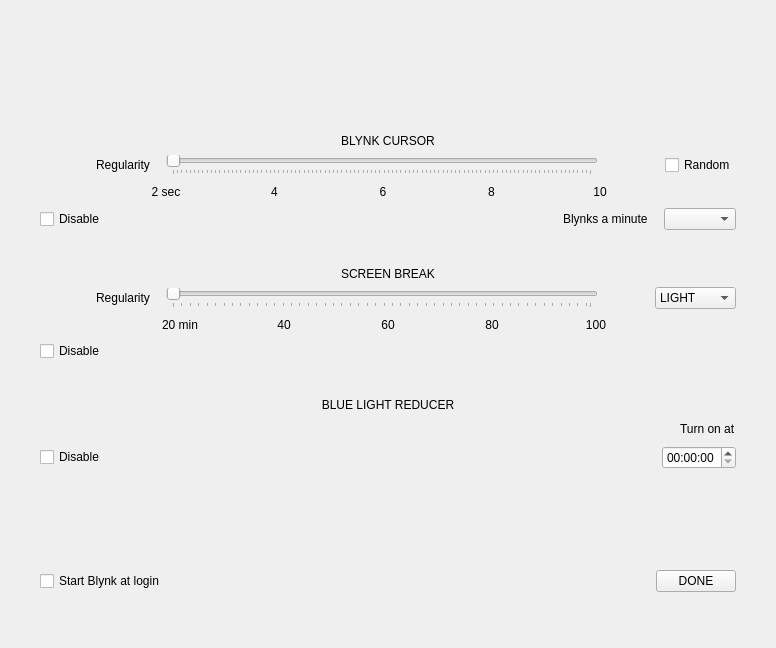
flegall2014/Blynk, file blynk/blynkwindow.ui: the form before one commit.
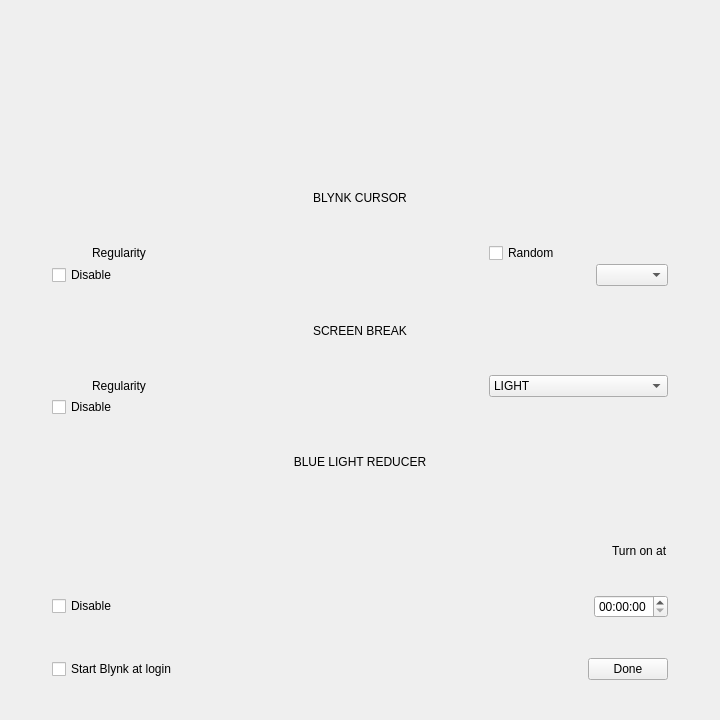
The form after the commit. Icons and pictures are not drawn. Custom widgets are drawn as their Qt base class.

The edit to the form file:
```diff
--- a/blynk/blynkwindow.ui
+++ b/blynk/blynkwindow.ui
@@ -6,20 +6,20 @@
    <rect>
     <x>0</x>
     <y>0</y>
-    <width>776</width>
-    <height>648</height>
+    <width>720</width>
+    <height>720</height>
    </rect>
   </property>
   <property name="minimumSize">
    <size>
-    <width>776</width>
-    <height>648</height>
+    <width>720</width>
+    <height>720</height>
    </size>
   </property>
   <property name="maximumSize">
    <size>
-    <width>776</width>
-    <height>648</height>
+    <width>720</width>
+    <height>720</height>
    </size>
   </property>
   <property name="windowTitle">
@@ -27,57 +27,27 @@
   </property>
   <layout class="QGridLayout" name="gridLayout">
    <property name="leftMargin">
-    <number>32</number>
+    <number>40</number>
    </property>
    <property name="topMargin">
     <number>64</number>
    </property>
    <property name="rightMargin">
-    <number>32</number>
+    <number>40</number>
    </property>
    <property name="bottomMargin">
-    <number>32</number>
+    <number>40</number>
    </property>
-   <property name="horizontalSpacing">
-    <number>32</number>
+   <property name="verticalSpacing">
+    <number>0</number>
    </property>
-   <item row="0" column="0">
-    <layout class="QVBoxLayout" name="verticalLayout_9">
-     <item>
-      <layout class="QHBoxLayout" name="horizontalLayout_16">
-       <item>
-        <widget class="ImageWidget" name="wLogoArea" native="true">
-         <property name="minimumSize">
-          <size>
-           <width>700</width>
-           <height>64</height>
-          </size>
-         </property>
-         <property name="maximumSize">
-          <size>
-           <width>700</width>
-           <height>64</height>
-          </size>
-         </property>
-         <property name="styleSheet">
-          <string notr="true"/>
-         </property>
-        </widget>
-       </item>
-      </layout>
-     </item>
-    </layout>
-   </item>
-   <item row="7" column="0">
-    <layout class="QHBoxLayout" name="horizontalLayout_20">
-     <property name="spacing">
-      <number>16</number>
-     </property>
+   <item row="5" column="0">
+    <layout class="QHBoxLayout" name="horizontalLayout_4">
      <property name="leftMargin">
-      <number>8</number>
+      <number>12</number>
      </property>
      <property name="rightMargin">
-      <number>8</number>
+      <number>12</number>
      </property>
      <item>
       <widget class="QPushButton" name="wScreenBreakHelp">
@@ -96,8 +66,8 @@
        </property>
        <property name="iconSize">
         <size>
-         <width>24</width>
-         <height>24</height>
+         <width>32</width>
+         <height>32</height>
         </size>
        </property>
        <property name="flat">
@@ -106,34 +76,19 @@
       </widget>
      </item>
      <item>
-      <widget class="QLabel" name="label_6">
+      <widget class="QLabel" name="label_4">
        <property name="text">
         <string>Regularity</string>
        </property>
       </widget>
      </item>
      <item>
-      <widget class="QSlider" name="wScreenBreakSlider">
-       <property name="minimumSize">
-        <size>
-         <width>432</width>
-         <height>0</height>
-        </size>
-       </property>
-       <property name="maximumSize">
-        <size>
-         <width>432</width>
-         <height>16777215</height>
-        </size>
-       </property>
-       <property name="orientation">
-        <enum>Qt::Horizontal</enum>
-       </property>
-       <property name="tickPosition">
-        <enum>QSlider::TicksBelow</enum>
-       </property>
-       <property name="tickInterval">
-        <number>2</number>
+      <widget class="Slider" name="wScreenBreakSlider" native="true">
+       <property name="sizePolicy">
+        <sizepolicy hsizetype="Preferred" vsizetype="Preferred">
+         <horstretch>0</horstretch>
+         <verstretch>0</verstretch>
+        </sizepolicy>
        </property>
       </widget>
      </item>
@@ -154,8 +109,8 @@
        </property>
        <property name="iconSize">
         <size>
-         <width>24</width>
-         <height>24</height>
+         <width>32</width>
+         <height>32</height>
         </size>
        </property>
        <property name="flat">
@@ -165,18 +120,6 @@
      </item>
      <item>
       <widget class="QComboBox" name="wScreenBreakStrengthCombo">
-       <property name="minimumSize">
-        <size>
-         <width>0</width>
-         <height>0</height>
-        </size>
-       </property>
-       <property name="maximumSize">
-        <size>
-         <width>16777215</width>
-         <height>16777215</height>
-        </size>
-       </property>
        <item>
         <property name="text">
          <string>LIGHT</string>
@@ -196,22 +139,64 @@
      </item>
     </layout>
    </item>
+   <item row="11" column="0">
+    <layout class="QHBoxLayout" name="horizontalLayout_12">
+     <property name="leftMargin">
+      <number>12</number>
+     </property>
+     <property name="rightMargin">
+      <number>12</number>
+     </property>
+     <item>
+      <widget class="QCheckBox" name="wStartBlynkAtLoginCheckBox">
+       <property name="text">
+        <string>Start Blynk at login</string>
+       </property>
+      </widget>
+     </item>
+     <item>
+      <spacer name="horizontalSpacer_4">
+       <property name="orientation">
+        <enum>Qt::Horizontal</enum>
+       </property>
+       <property name="sizeHint" stdset="0">
+        <size>
+         <width>40</width>
+         <height>20</height>
+        </size>
+       </property>
+      </spacer>
+     </item>
+     <item>
+      <widget class="QPushButton" name="wDoneButton">
+       <property name="text">
+        <string>Done</string>
+       </property>
+      </widget>
+     </item>
+    </layout>
+   </item>
+   <item row="1" column="0">
+    <layout class="QHBoxLayout" name="horizontalLayout_8">
+     <item>
+      <widget class="QLabel" name="wBlynkCursorLabel">
+       <property name="text">
+        <string>BLYNK CURSOR</string>
+       </property>
+       <property name="alignment">
+        <set>Qt::AlignCenter</set>
+       </property>
+      </widget>
+     </item>
+    </layout>
+   </item>
    <item row="2" column="0">
-    <layout class="QHBoxLayout" name="horizontalLayout_18">
-     <property name="spacing">
-      <number>16</number>
-     </property>
+    <layout class="QHBoxLayout" name="horizontalLayout_7">
      <property name="leftMargin">
-      <number>8</number>
-     </property>
-     <property name="topMargin">
-      <number>0</number>
+      <number>12</number>
      </property>
      <property name="rightMargin">
-      <number>8</number>
-     </property>
-     <property name="bottomMargin">
-      <number>0</number>
+      <number>12</number>
      </property>
      <item>
       <widget class="QPushButton" name="wBlynkCursorHelp">
@@ -230,8 +215,8 @@
        </property>
        <property name="iconSize">
         <size>
-         <width>24</width>
-         <height>24</height>
+         <width>32</width>
+         <height>32</height>
         </size>
        </property>
        <property name="flat">
@@ -240,39 +225,14 @@
       </widget>
      </item>
      <item>
-      <widget class="QLabel" name="label_4">
+      <widget class="QLabel" name="label">
        <property name="text">
         <string>Regularity</string>
        </property>
       </widget>
      </item>
      <item>
-      <widget class="QSlider" name="wBlynkRegularitySlider">
-       <property name="minimumSize">
-        <size>
-         <width>432</width>
-         <height>0</height>
-        </size>
-       </property>
-       <property name="maximumSize">
-        <size>
-         <width>432</width>
-         <height>16777215</height>
-        </size>
-       </property>
-       <property name="pageStep">
-        <number>1</number>
-       </property>
-       <property name="orientation">
-        <enum>Qt::Horizontal</enum>
-       </property>
-       <property name="tickPosition">
-        <enum>QSlider::TicksBelow</enum>
-       </property>
-       <property name="tickInterval">
-        <number>1</number>
-       </property>
-      </widget>
+      <widget class="Slider" name="wBlynkRegularitySlider" native="true"/>
      </item>
      <item>
       <widget class="QPushButton" name="wBlynkCursorRandomHelp">
@@ -291,8 +251,8 @@
        </property>
        <property name="iconSize">
         <size>
-         <width>24</width>
-         <height>24</height>
+         <width>32</width>
+         <height>32</height>
         </size>
        </property>
        <property name="flat">
@@ -309,8 +269,8 @@
      </item>
     </layout>
    </item>
-   <item row="11" column="0">
-    <layout class="QHBoxLayout" name="horizontalLayout_21">
+   <item row="7" column="0">
+    <layout class="QHBoxLayout" name="horizontalLayout_9">
      <item>
       <widget class="QLabel" name="wBlueLightReducerLabel">
        <property name="text">
@@ -323,199 +283,13 @@
      </item>
     </layout>
    </item>
-   <item row="13" column="0">
-    <layout class="QHBoxLayout" name="horizontalLayout_22">
-     <property name="sizeConstraint">
-      <enum>QLayout::SetDefaultConstraint</enum>
-     </property>
-     <property name="leftMargin">
-      <number>8</number>
-     </property>
-     <property name="topMargin">
-      <number>0</number>
-     </property>
-     <property name="rightMargin">
-      <number>8</number>
-     </property>
-     <item>
-      <widget class="QCheckBox" name="wBlueLightReducerEnabled">
-       <property name="text">
-        <string>Disable</string>
-       </property>
-      </widget>
-     </item>
-     <item>
-      <spacer name="horizontalSpacer_2">
-       <property name="orientation">
-        <enum>Qt::Horizontal</enum>
-       </property>
-       <property name="sizeHint" stdset="0">
-        <size>
-         <width>40</width>
-         <height>20</height>
-        </size>
-       </property>
-      </spacer>
-     </item>
-     <item>
-      <widget class="QTimeEdit" name="wStartTimeEdit"/>
-     </item>
-    </layout>
-   </item>
-   <item row="16" column="0">
-    <spacer name="verticalSpacer">
-     <property name="orientation">
-      <enum>Qt::Vertical</enum>
-     </property>
-     <property name="sizeType">
-      <enum>QSizePolicy::Fixed</enum>
-     </property>
-     <property name="sizeHint" stdset="0">
-      <size>
-       <width>20</width>
-       <height>24</height>
-      </size>
-     </property>
-    </spacer>
-   </item>
    <item row="3" column="0">
-    <layout class="QHBoxLayout" name="horizontalLayout_4">
-     <item>
-      <spacer name="horizontalSpacer_5">
-       <property name="orientation">
-        <enum>Qt::Horizontal</enum>
-       </property>
-       <property name="sizeType">
-        <enum>QSizePolicy::Fixed</enum>
-       </property>
-       <property name="sizeHint" stdset="0">
-        <size>
-         <width>80</width>
-         <height>20</height>
-        </size>
-       </property>
-      </spacer>
-     </item>
-     <item>
-      <widget class="QLabel" name="label_9">
-       <property name="text">
-        <string>2 sec</string>
-       </property>
-       <property name="alignment">
-        <set>Qt::AlignCenter</set>
-       </property>
-      </widget>
-     </item>
-     <item>
-      <widget class="QLabel" name="label_8">
-       <property name="text">
-        <string>4</string>
-       </property>
-       <property name="alignment">
-        <set>Qt::AlignCenter</set>
-       </property>
-      </widget>
-     </item>
-     <item>
-      <widget class="QLabel" name="label_3">
-       <property name="text">
-        <string>6</string>
-       </property>
-       <property name="alignment">
-        <set>Qt::AlignCenter</set>
-       </property>
-      </widget>
-     </item>
-     <item>
-      <widget class="QLabel" name="label_2">
-       <property name="text">
-        <string>8</string>
-       </property>
-       <property name="alignment">
-        <set>Qt::AlignCenter</set>
-       </property>
-      </widget>
-     </item>
-     <item>
-      <widget class="QLabel" name="label">
-       <property name="text">
-        <string>10</string>
-       </property>
-       <property name="alignment">
-        <set>Qt::AlignCenter</set>
-       </property>
-      </widget>
-     </item>
-     <item>
-      <spacer name="horizontalSpacer_6">
-       <property name="orientation">
-        <enum>Qt::Horizontal</enum>
-       </property>
-       <property name="sizeType">
-        <enum>QSizePolicy::Fixed</enum>
-       </property>
-       <property name="sizeHint" stdset="0">
-        <size>
-         <width>90</width>
-         <height>20</height>
-        </size>
-       </property>
-      </spacer>
-     </item>
-    </layout>
-   </item>
-   <item row="6" column="0">
-    <layout class="QHBoxLayout" name="horizontalLayout_19">
-     <item>
-      <widget class="QLabel" name="wScreenBreakLabel">
-       <property name="text">
-        <string>SCREEN BREAK</string>
-       </property>
-       <property name="alignment">
-        <set>Qt::AlignCenter</set>
-       </property>
-      </widget>
-     </item>
-    </layout>
-   </item>
-   <item row="1" column="0">
-    <layout class="QHBoxLayout" name="horizontalLayout_17">
-     <item>
-      <widget class="QLabel" name="wBlynkCursorLabel">
-       <property name="text">
-        <string>BLYNK CURSOR</string>
-       </property>
-       <property name="alignment">
-        <set>Qt::AlignCenter</set>
-       </property>
-      </widget>
-     </item>
-    </layout>
-   </item>
-   <item row="9" column="0">
-    <layout class="QHBoxLayout" name="horizontalLayout_26">
+    <layout class="QHBoxLayout" name="horizontalLayout_6">
      <property name="leftMargin">
-      <number>8</number>
+      <number>12</number>
      </property>
      <property name="rightMargin">
-      <number>8</number>
-     </property>
-     <item>
-      <widget class="QCheckBox" name="wScreenBreakEnabled">
-       <property name="text">
-        <string>Disable</string>
-       </property>
-      </widget>
-     </item>
-    </layout>
-   </item>
-   <item row="4" column="0">
-    <layout class="QHBoxLayout" name="horizontalLayout_25">
-     <property name="leftMargin">
-      <number>8</number>
-     </property>
-     <property name="rightMargin">
-      <number>8</number>
+      <number>12</number>
      </property>
      <item>
       <widget class="QCheckBox" name="wBlynkCursorEnabled">
@@ -537,63 +311,18 @@
        </property>
       </spacer>
      </item>
-     <item>
-      <widget class="QLabel" name="label_5">
-       <property name="text">
-        <string>Blynks a minute</string>
-       </property>
-      </widget>
-     </item>
-     <item>
-      <spacer name="horizontalSpacer_4">
-       <property name="orientation">
-        <enum>Qt::Horizontal</enum>
-       </property>
-       <property name="sizeType">
-        <enum>QSizePolicy::Fixed</enum>
-       </property>
-       <property name="sizeHint" stdset="0">
-        <size>
-         <width>16</width>
-         <height>20</height>
-        </size>
-       </property>
-      </spacer>
-     </item>
      <item>
       <widget class="QComboBox" name="wBlynkPerMinuteValues"/>
      </item>
     </layout>
    </item>
-   <item row="10" column="0">
-    <spacer name="verticalSpacer_3">
-     <property name="orientation">
-      <enum>Qt::Vertical</enum>
-     </property>
-     <property name="sizeType">
-      <enum>QSizePolicy::Maximum</enum>
-     </property>
-     <property name="sizeHint" stdset="0">
-      <size>
-       <width>20</width>
-       <height>32</height>
-      </size>
-     </property>
-    </spacer>
-   </item>
-   <item row="12" column="0">
-    <layout class="QHBoxLayout" name="horizontalLayout_30">
-     <property name="spacing">
-      <number>16</number>
-     </property>
-     <property name="sizeConstraint">
-      <enum>QLayout::SetDefaultConstraint</enum>
-     </property>
+   <item row="8" column="0">
+    <layout class="QHBoxLayout" name="horizontalLayout_10">
      <property name="leftMargin">
-      <number>8</number>
+      <number>12</number>
      </property>
      <property name="rightMargin">
-      <number>8</number>
+      <number>12</number>
      </property>
      <item>
       <widget class="QPushButton" name="wBlueLightReducerHelp">
@@ -612,8 +341,8 @@
        </property>
        <property name="iconSize">
         <size>
-         <width>24</width>
-         <height>24</height>
+         <width>32</width>
+         <height>32</height>
         </size>
        </property>
        <property name="flat">
@@ -624,26 +353,11 @@
      <item>
       <widget class="BlueLightReducerSlider" name="wBlueLightReducerSlider" native="true">
        <property name="sizePolicy">
-        <sizepolicy hsizetype="Expanding" vsizetype="Fixed">
+        <sizepolicy hsizetype="Expanding" vsizetype="Preferred">
          <horstretch>0</horstretch>
          <verstretch>0</verstretch>
         </sizepolicy>
        </property>
-       <property name="minimumSize">
-        <size>
-         <width>520</width>
-         <height>0</height>
-        </size>
-       </property>
-       <property name="maximumSize">
-        <size>
-         <width>528</width>
-         <height>16777215</height>
-        </size>
-       </property>
-       <property name="maximum" stdset="0">
-        <number>2</number>
-       </property>
       </widget>
      </item>
      <item>
@@ -663,8 +377,8 @@
        </property>
        <property name="iconSize">
         <size>
-         <width>24</width>
-         <height>24</height>
+         <width>32</width>
+         <height>32</height>
         </size>
        </property>
        <property name="flat">
@@ -673,19 +387,7 @@
       </widget>
      </item>
      <item>
-      <widget class="QLabel" name="label_7">
-       <property name="minimumSize">
-        <size>
-         <width>0</width>
-         <height>0</height>
-        </size>
-       </property>
-       <property name="maximumSize">
-        <size>
-         <width>16777215</width>
-         <height>16777215</height>
-        </size>
-       </property>
+      <widget class="QLabel" name="label_6">
        <property name="text">
         <string>Turn on at</string>
        </property>
@@ -693,123 +395,18 @@
      </item>
     </layout>
    </item>
-   <item row="8" column="0">
-    <layout class="QHBoxLayout" name="horizontalLayout_5">
-     <item>
-      <spacer name="horizontalSpacer_7">
-       <property name="orientation">
-        <enum>Qt::Horizontal</enum>
-       </property>
-       <property name="sizeType">
-        <enum>QSizePolicy::Fixed</enum>
-       </property>
-       <property name="sizeHint" stdset="0">
-        <size>
-         <width>96</width>
-         <height>20</height>
-        </size>
-       </property>
-      </spacer>
-     </item>
-     <item>
-      <widget class="QLabel" name="label_14">
-       <property name="text">
-        <string>20 min</string>
-       </property>
-       <property name="alignment">
-        <set>Qt::AlignCenter</set>
-       </property>
-      </widget>
-     </item>
-     <item>
-      <widget class="QLabel" name="label_13">
-       <property name="text">
-        <string>40</string>
-       </property>
-       <property name="alignment">
-        <set>Qt::AlignCenter</set>
-       </property>
-      </widget>
-     </item>
-     <item>
-      <widget class="QLabel" name="label_12">
-       <property name="text">
-        <string>60</string>
-       </property>
-       <property name="alignment">
-        <set>Qt::AlignCenter</set>
-       </property>
-      </widget>
-     </item>
-     <item>
-      <widget class="QLabel" name="label_11">
-       <property name="text">
-        <string>80</string>
-       </property>
-       <property name="alignment">
-        <set>Qt::AlignCenter</set>
-       </property>
-      </widget>
-     </item>
-     <item>
-      <widget class="QLabel" name="label_10">
-       <property name="text">
-        <string>100</string>
-       </property>
-       <property name="alignment">
-        <set>Qt::AlignCenter</set>
-       </property>
-      </widget>
-     </item>
-     <item>
-      <spacer name="horizontalSpacer_8">
-       <property name="orientation">
-        <enum>Qt::Horizontal</enum>
-       </property>
-       <property name="sizeType">
-        <enum>QSizePolicy::Fixed</enum>
-       </property>
-       <property name="sizeHint" stdset="0">
-        <size>
-         <width>96</width>
-         <height>20</height>
-        </size>
-       </property>
-      </spacer>
-     </item>
-    </layout>
-   </item>
-   <item row="5" column="0">
-    <spacer name="verticalSpacer_4">
-     <property name="orientation">
-      <enum>Qt::Vertical</enum>
-     </property>
-     <property name="sizeType">
-      <enum>QSizePolicy::Maximum</enum>
-     </property>
-     <property name="sizeHint" stdset="0">
-      <size>
-       <width>20</width>
-       <height>32</height>
-      </size>
-     </property>
-    </spacer>
-   </item>
-   <item row="15" column="0">
-    <layout class="QHBoxLayout" name="horizontalLayout_23">
-     <property name="spacing">
-      <number>16</number>
-     </property>
+   <item row="9" column="0">
+    <layout class="QHBoxLayout" name="horizontalLayout_11">
      <property name="leftMargin">
-      <number>8</number>
+      <number>12</number>
      </property>
      <property name="rightMargin">
-      <number>8</number>
+      <number>12</number>
      </property>
      <item>
-      <widget class="QCheckBox" name="wStartBlynkAtLoginCheckBox">
+      <widget class="QCheckBox" name="wBlueLightReducerEnabled">
        <property name="text">
-        <string>Start Blynk at login</string>
+        <string>Disable</string>
        </property>
       </widget>
      </item>
@@ -827,26 +424,77 @@
       </spacer>
      </item>
      <item>
-      <widget class="QPushButton" name="wDoneButton">
+      <widget class="QTimeEdit" name="wStartTimeEdit"/>
+     </item>
+    </layout>
+   </item>
+   <item row="6" column="0">
+    <layout class="QHBoxLayout" name="horizontalLayout_3">
+     <property name="leftMargin">
+      <number>12</number>
+     </property>
+     <property name="rightMargin">
+      <number>12</number>
+     </property>
+     <item>
+      <widget class="QCheckBox" name="wScreenBreakEnabled">
        <property name="text">
-        <string>DONE</string>
+        <string>Disable</string>
        </property>
       </widget>
      </item>
+     <item>
+      <spacer name="horizontalSpacer_2">
+       <property name="orientation">
+        <enum>Qt::Horizontal</enum>
+       </property>
+       <property name="sizeHint" stdset="0">
+        <size>
+         <width>40</width>
+         <height>20</height>
+        </size>
+       </property>
+      </spacer>
+     </item>
     </layout>
    </item>
-   <item row="14" column="0">
-    <spacer name="verticalSpacer_2">
+   <item row="0" column="0">
+    <layout class="QVBoxLayout" name="verticalLayout">
+     <item>
+      <layout class="QHBoxLayout" name="horizontalLayout_2">
+       <item>
+        <widget class="ImageWidget" name="wLogoArea" native="true"/>
+       </item>
+      </layout>
+     </item>
+    </layout>
+   </item>
+   <item row="4" column="0">
+    <layout class="QHBoxLayout" name="horizontalLayout_5">
+     <item>
+      <widget class="QLabel" name="wScreenBreakLabel">
+       <property name="text">
+        <string>SCREEN BREAK</string>
+       </property>
+       <property name="alignment">
+        <set>Qt::AlignCenter</set>
+       </property>
+      </widget>
+     </item>
+    </layout>
+   </item>
+   <item row="10" column="0">
+    <spacer name="verticalSpacer">
      <property name="orientation">
       <enum>Qt::Vertical</enum>
      </property>
      <property name="sizeType">
-      <enum>QSizePolicy::Maximum</enum>
+      <enum>QSizePolicy::Fixed</enum>
      </property>
      <property name="sizeHint" stdset="0">
       <size>
        <width>20</width>
-       <height>96</height>
+       <height>40</height>
       </size>
      </property>
     </spacer>
@@ -864,6 +512,11 @@
    <extends>QWidget</extends>
    <header>bluelightreducerslider.h</header>
   </customwidget>
+  <customwidget>
+   <class>Slider</class>
+   <extends>QWidget</extends>
+   <header>slider.h</header>
+  </customwidget>
  </customwidgets>
  <resources>
   <include location="resources.qrc"/>
```
Left out of the diff: 6 changed lines with no effect on the pictures.
